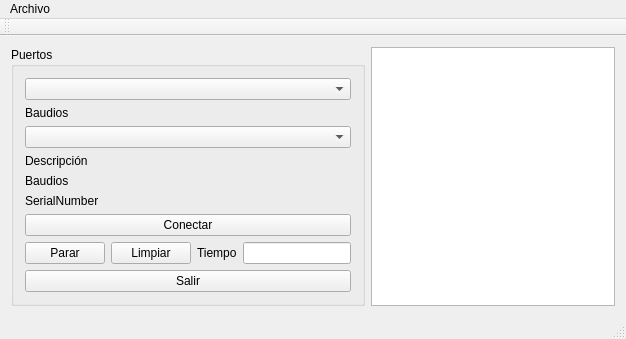
Old version of the form ventana.ui in the repository Yagord/Interfaz-QT-MPU-6050.
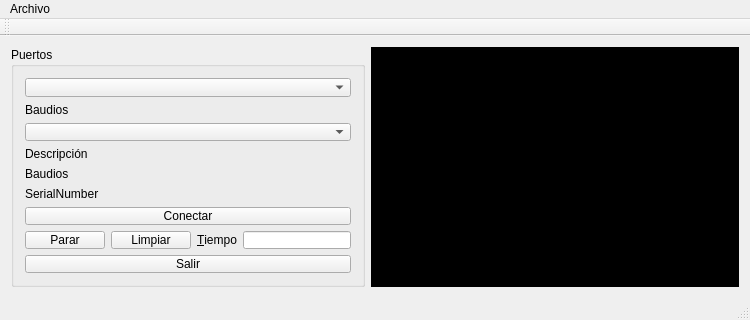
New version of the form.

```diff
--- a/ventana.ui
+++ b/ventana.ui
@@ -6,10 +6,16 @@
    <rect>
     <x>0</x>
     <y>0</y>
-    <width>626</width>
-    <height>322</height>
+    <width>750</width>
+    <height>320</height>
    </rect>
   </property>
+  <property name="minimumSize">
+   <size>
+    <width>750</width>
+    <height>320</height>
+   </size>
+  </property>
   <property name="windowTitle">
    <string>Ventana</string>
   </property>
@@ -90,7 +96,10 @@
          <item>
           <widget class="QLabel" name="labelTiempo">
            <property name="text">
-            <string>Tiempo</string>
+            <string>&amp;Tiempo</string>
+           </property>
+           <property name="buddy">
+            <cstring>tiempo</cstring>
            </property>
           </widget>
          </item>
@@ -110,7 +119,16 @@
      </widget>
     </item>
     <item>
-     <widget class="QPlainTextEdit" name="plainTextEdit"/>
+     <widget class="QPlainTextEdit" name="plainTextEdit">
+      <property name="styleSheet">
+       <string notr="true">font-size: 13px;    
+color: rgb(0, 170, 0);
+background-color: black;</string>
+      </property>
+      <property name="backgroundVisible">
+       <bool>false</bool>
+      </property>
+     </widget>
     </item>
    </layout>
   </widget>
@@ -119,7 +137,7 @@
     <rect>
      <x>0</x>
      <y>0</y>
-     <width>626</width>
+     <width>750</width>
      <height>21</height>
     </rect>
    </property>
```
